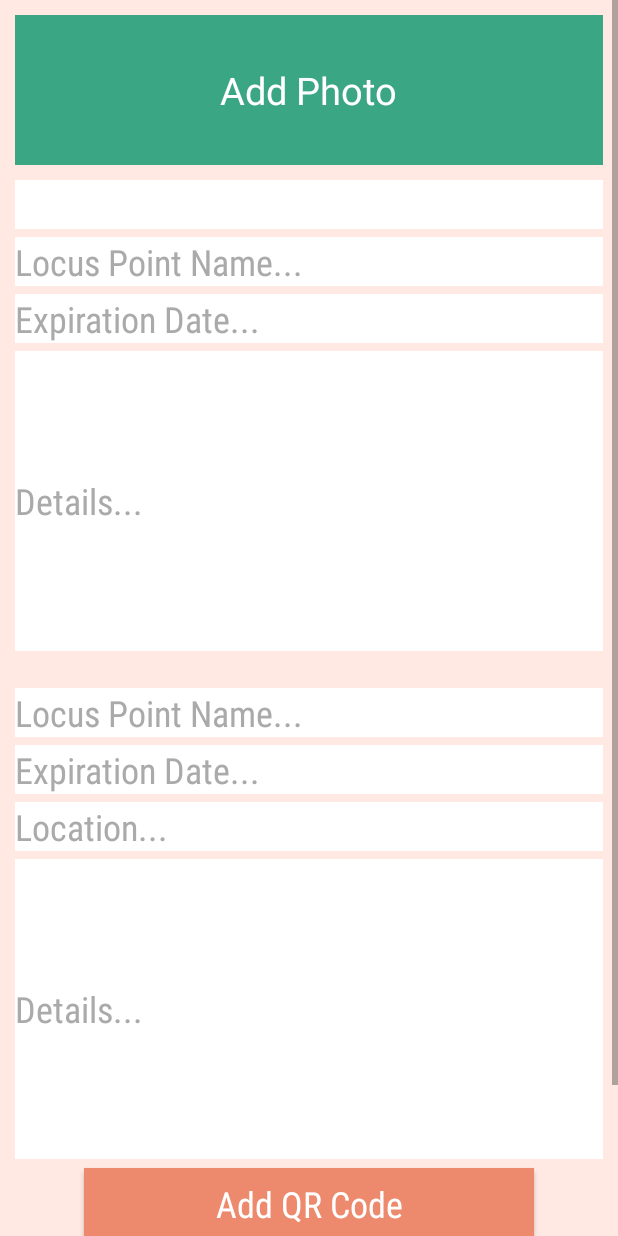
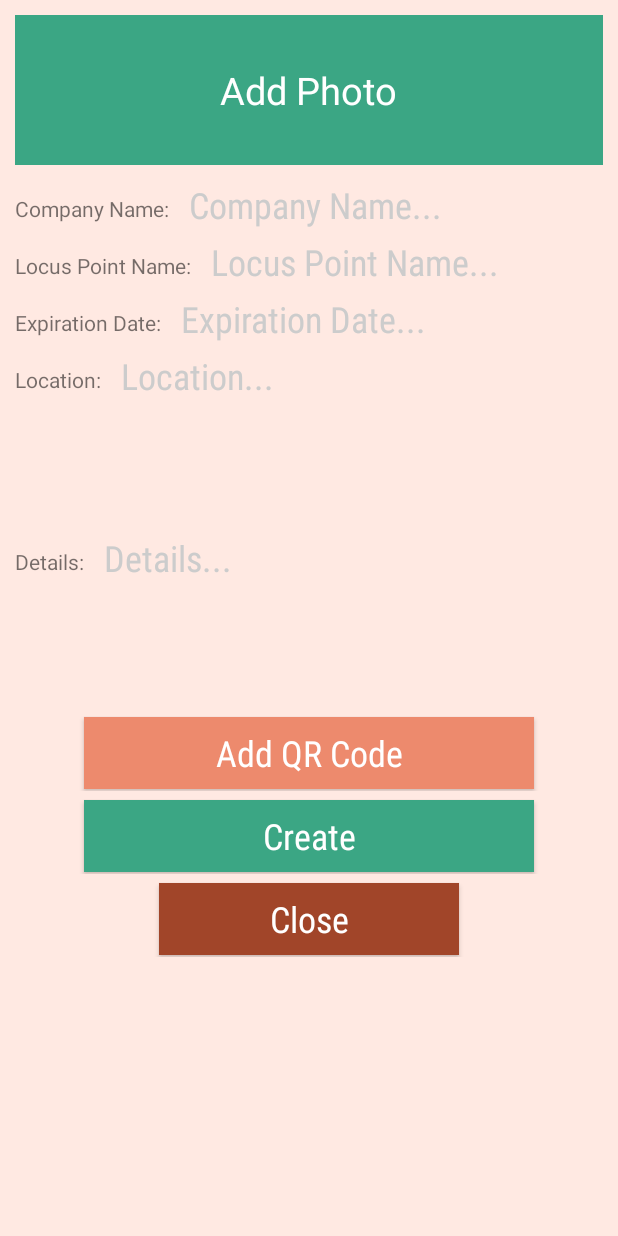
Before and after one commit to reesewahlin/COGS121-AIDS, an Android app: the fragment PromoFormFragment placed in its activity, on a phone screen of 412 x 824 dp. Run offline under Robolectric (Android 15) with nearby library versions, the phone set to English and light mode, and no system bars; 3 statements that could not run were skipped.

Commit message:
aesthetic promo form

```diff
--- a/IxD/app/src/main/res/layout/fragment_promo_form.xml
+++ b/IxD/app/src/main/res/layout/fragment_promo_form.xml
@@ -36,91 +36,47 @@
                 android:fontFamily="raleway" />
         </RelativeLayout>
 
+        <LinearLayout
+            android:layout_width="match_parent"
+            android:layout_height="wrap_content"
+            android:orientation="horizontal">
             <TextView
+                android:layout_width="wrap_content"
+                android:layout_height="wrap_content"
+                android:text="Company Name: "
+                android:layout_gravity="center"
+                android:layout_marginLeft="10dp"/>
+            <EditText
                 android:layout_width="match_parent"
                 android:layout_height="wrap_content"
                 android:inputType="textPersonName"
                 android:ems="10"
+                android:hint="Company Name..."
                 android:shadowColor="#fff"
                 android:textColor="#3BA684"
-        android:textColorHint="#aaa"
+                android:textColorHint="#ccc"
                 android:fontFamily="sans-serif-condensed"
                 android:textSize="24dp"
                 android:layout_gravity="left"
                 android:id="@+id/et_promo_form_title"
                 android:typeface="normal"
-        android:background="#fff"
+                android:background="#ffe9e2"
                 android:layout_marginBottom="5dp"
                 android:layout_marginLeft="10dp"
                 android:layout_marginRight="10dp" />
+        </LinearLayout>
 
 
-    <EditText
+        <LinearLayout
             android:layout_width="match_parent"
             android:layout_height="wrap_content"
-        android:inputType="textPersonName"
-        android:ems="10"
-        android:hint="Locus Point Name..."
-        android:shadowColor="#fff"
-        android:textColor="#aaa"
-        android:textColorHint="#aaa"
-        android:fontFamily="sans-serif-condensed"
-        android:textSize="24dp"
-        android:layout_gravity="left"
-        android:id="@+id/et_promo_form_lp_name"
-        android:typeface="normal"
-        android:background="#fff"
-        android:layout_marginBottom="5dp"
-        android:layout_marginLeft="10dp"
-        android:layout_marginRight="10dp" />
-
-    <EditText
-        android:layout_width="match_parent"
+            android:orientation="horizontal">
+            <TextView
+                android:layout_width="wrap_content"
                 android:layout_height="wrap_content"
-        android:inputType="textPersonName"
-        android:ems="10"
-        android:hint="Expiration Date..."
-        android:shadowColor="#fff"
-        android:textColor="#aaa"
-        android:textColorHint="#aaa"
-        android:fontFamily="sans-serif-condensed"
-        android:textSize="24dp"
-        android:layout_gravity="left"
-        android:id="@+id/et_promo_form_date"
-        android:typeface="normal"
-        android:background="#fff"
-        android:layout_marginBottom="5dp"
-        android:layout_marginLeft="10dp"
-        android:layout_marginRight="10dp" />
-
-
-    <EditText
-        android:layout_width="match_parent"
-        android:inputType="textPersonName"
-        android:ems="10"
-        android:hint="Details..."
-        android:textSize="24dp"
-        android:textColor="#aaa"
-        android:textColorHint="#aaa"
-        android:fontFamily="sans-serif-condensed"
-        android:id="@+id/et_promo_form_details"
-        android:typeface="normal"
-        android:background="#fff"
-        android:layout_height="200dp"
-        android:textAlignment="inherit"
-        android:layout_marginBottom="5dp"
-        android:layout_marginLeft="10dp"
-        android:layout_marginRight="10dp" />
-
-
-    <TextView
-        android:layout_width="match_parent"
-        android:layout_height="wrap_content"
-        android:ems="10"
-        android:id="@+id/tv_promo_form_location"
-        android:gravity="center_horizontal" />
-
-
+                android:text="Locus Point Name: "
+                android:layout_gravity="center"
+                android:layout_marginLeft="10dp"/>
 
             <EditText
                 android:layout_width="match_parent"
@@ -130,16 +86,29 @@
                 android:hint="Locus Point Name..."
                 android:shadowColor="#fff"
                 android:textColor="#333"
-            android:textColorHint="#aaa"
+                android:textColorHint="#ccc"
                 android:fontFamily="sans-serif-condensed"
                 android:textSize="24dp"
                 android:layout_gravity="left"
                 android:id="@+id/et_promo_form_lp_name"
                 android:typeface="normal"
-            android:background="#fff"
+                android:background="#ffe9e2"
                 android:layout_marginBottom="5dp"
                 android:layout_marginLeft="10dp"
                 android:layout_marginRight="10dp" />
+        </LinearLayout>
+
+
+        <LinearLayout
+            android:layout_width="match_parent"
+            android:layout_height="wrap_content"
+            android:orientation="horizontal">
+            <TextView
+                android:layout_width="wrap_content"
+                android:layout_height="wrap_content"
+                android:text="Expiration Date: "
+                android:layout_gravity="center"
+                android:layout_marginLeft="10dp"/>
 
             <EditText
                 android:layout_width="match_parent"
@@ -149,16 +118,28 @@
                 android:hint="Expiration Date..."
                 android:shadowColor="#fff"
                 android:textColor="#333"
-            android:textColorHint="#aaa"
+                android:textColorHint="#ccc"
                 android:fontFamily="sans-serif-condensed"
                 android:textSize="24dp"
                 android:layout_gravity="left"
                 android:id="@+id/et_promo_form_date"
                 android:typeface="normal"
-            android:background="#fff"
+                android:background="#ffe9e2"
                 android:layout_marginBottom="5dp"
                 android:layout_marginLeft="10dp"
                 android:layout_marginRight="10dp" />
+        </LinearLayout>
+
+        <LinearLayout
+            android:layout_width="match_parent"
+            android:layout_height="wrap_content"
+            android:orientation="horizontal">
+            <TextView
+                android:layout_width="wrap_content"
+                android:layout_height="wrap_content"
+                android:text="Location: "
+                android:layout_gravity="center"
+                android:layout_marginLeft="10dp"/>
 
             <EditText
                 android:layout_width="match_parent"
@@ -168,16 +149,29 @@
                 android:hint="Location..."
                 android:shadowColor="#fff"
                 android:textColor="#333"
-            android:textColorHint="#aaa"
+                android:textColorHint="#ccc"
                 android:fontFamily="sans-serif-condensed"
                 android:textSize="24dp"
                 android:layout_gravity="left"
                 android:id="@+id/tv_promo_form_location"
                 android:typeface="normal"
-            android:background="#fff"
+                android:background="#ffe9e2"
                 android:layout_marginBottom="5dp"
                 android:layout_marginLeft="10dp"
                 android:layout_marginRight="10dp" />
+        </LinearLayout>
+
+
+        <LinearLayout
+            android:layout_width="match_parent"
+            android:layout_height="wrap_content"
+            android:orientation="horizontal">
+            <TextView
+                android:layout_width="wrap_content"
+                android:layout_height="wrap_content"
+                android:text="Details: "
+                android:layout_gravity="center"
+                android:layout_marginLeft="10dp"/>
 
             <EditText
                 android:layout_width="match_parent"
@@ -187,16 +181,17 @@
                 android:hint="Details..."
                 android:textSize="24dp"
                 android:textColor="#333"
-            android:textColorHint="#aaa"
+                android:textColorHint="#ccc"
                 android:fontFamily="sans-serif-condensed"
                 android:id="@+id/et_promo_form_details"
                 android:typeface="normal"
-            android:background="#fff"
+                android:background="#ffe9e2"
                 android:layout_gravity="start"
                 android:textAlignment="inherit"
                 android:layout_marginBottom="5dp"
                 android:layout_marginLeft="10dp"
                 android:layout_marginRight="10dp" />
+        </LinearLayout>
 
         <FrameLayout
             android:layout_width="match_parent"
```
Lines whose indentation alone changed are shown as unchanged.
